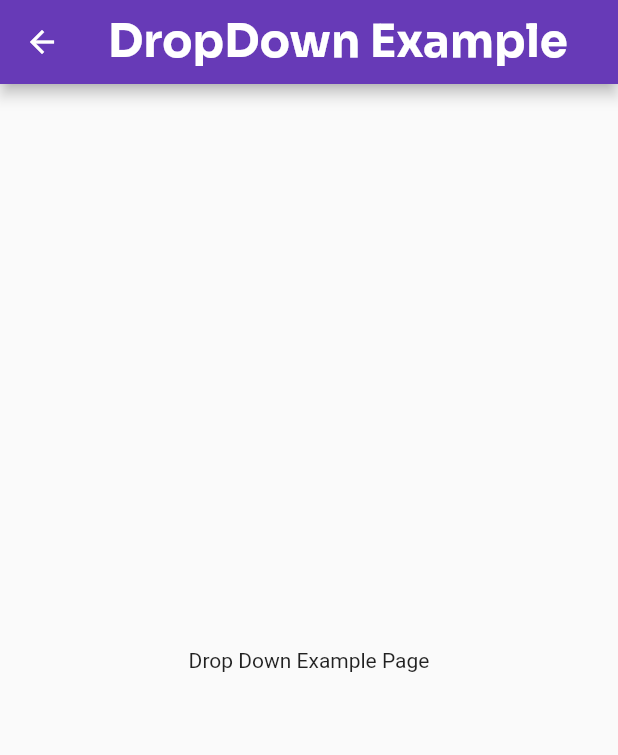
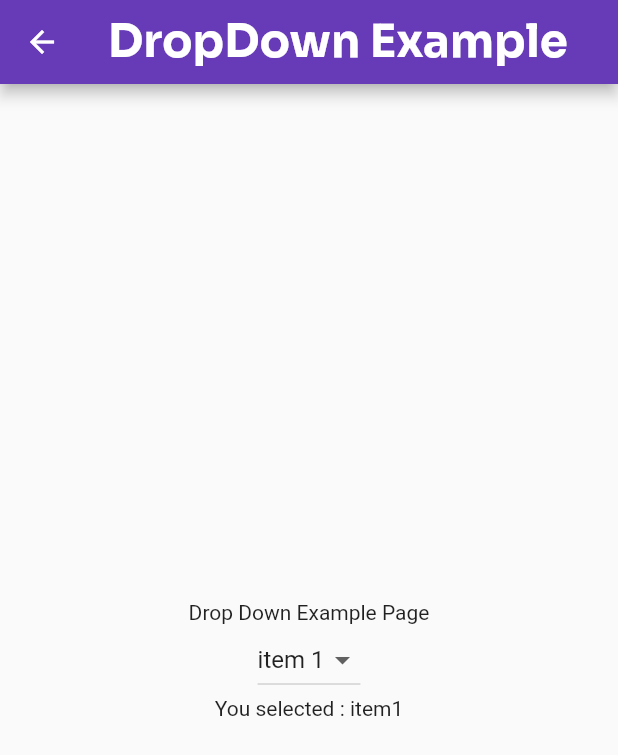
Before and after one commit to Bharath-OS/Flutter_Forms, a Flutter app: the DropDownPage screen opened directly, on a phone screen of 412 x 824 dp. Shown: the top 755 px of the screen. Run offline on Flutter 3.47's test engine with Material 3 defaults, Android fonts, the phone set to English and light mode, and no system bars.

Commit message:
all the examples are finished

```diff
--- a/lib/dropdown.dart
+++ b/lib/dropdown.dart
@@ -8,15 +8,17 @@ class DropDownPage extends StatefulWidget {
 }
 
 class _DropDownPageState extends State<DropDownPage> {
-  // List<String> items = ['item1', 'item2', 'item3', 'item4'];
-  // late String selected;
-  // @override
-  // void initState() {
-  //   super.initState();
-  //   selected = items[0];
-  // }
+  List<String> items = ['item1', 'item2', 'item3', 'item4'];
+  late String selected;
+  @override
+  void initState() {
+    super.initState();
+    selected = items[0];
+  }
 
-  // List<DropdownMenuItem> items = List.generate(4, (int index){return DropdownMenuItem(value:"item$index", child: Text("Item$index"));});
+  List<DropdownMenuItem<dynamic>> itemList = List.generate(4, (int index) {
+    return DropdownMenuItem(value: "item$index", child: Text("Item$index"));
+  });
   @override
   Widget build(BuildContext context) {
     return Scaffold(
@@ -27,7 +29,33 @@ class _DropDownPageState extends State<DropDownPage> {
             mainAxisAlignment: MainAxisAlignment.center,
             children: [
               Text("Drop Down Example Page"),
-              // DropdownButton(value: selected, onChanged: (newValue) {}),
+              DropdownButton<String>(
+                value: selected,
+                onChanged: (String? newValue) {
+                  setState(() {
+                    selected = newValue!;
+                  });
+                },
+                items: [
+                  DropdownMenuItem<String>(
+                    value: "item1",
+                    child: Text("item 1"),
+                  ),
+                  DropdownMenuItem<String>(
+                    value: "item 2",
+                    child: Text("item 2"),
+                  ),
+                  DropdownMenuItem<String>(
+                    value: "item 3",
+                    child: Text("item 3"),
+                  ),
+                  DropdownMenuItem<String>(
+                    value: "item 4",
+                    child: Text("item 4"),
+                  ),
+                ],
+              ),
+              Text("You selected : $selected")
             ],
           ),
         ),
```
